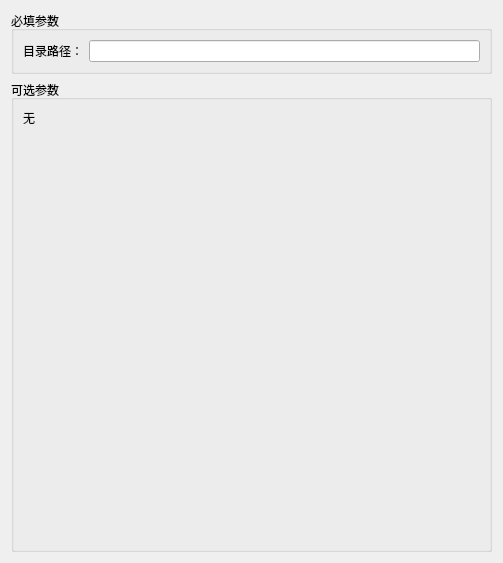
Above: src/EasyCmd/Commands/mkdir/MkDirCmdEditor.ui from doasyourself/EasyCmd before the change. Below: the same form after it.
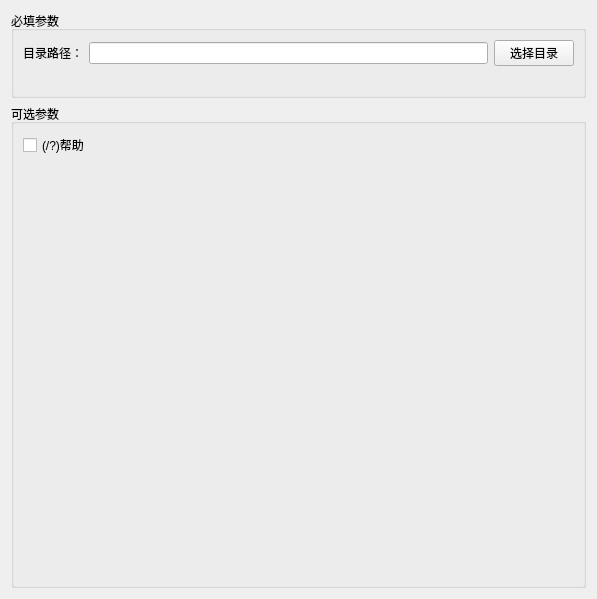
That is the form after the change.

```diff
--- a/src/EasyCmd/Commands/mkdir/MkDirCmdEditor.ui
+++ b/src/EasyCmd/Commands/mkdir/MkDirCmdEditor.ui
@@ -6,8 +6,8 @@
    <rect>
     <x>0</x>
     <y>0</y>
-    <width>503</width>
-    <height>563</height>
+    <width>597</width>
+    <height>599</height>
    </rect>
   </property>
   <property name="windowTitle">
@@ -22,6 +22,9 @@
      <layout class="QVBoxLayout" name="verticalLayout_2">
       <item>
        <layout class="QGridLayout" name="gridLayout">
+        <property name="bottomMargin">
+         <number>0</number>
+        </property>
         <item row="0" column="0">
          <widget class="QLabel" name="label">
           <property name="text">
@@ -34,8 +37,25 @@
           <item>
            <widget class="QLineEdit" name="lineEdit_arg_dirpath"/>
           </item>
+          <item>
+           <widget class="QPushButton" name="btn_chooseDirpath">
+            <property name="text">
+             <string>选择目录</string>
+            </property>
+           </widget>
+          </item>
          </layout>
         </item>
+        <item row="1" column="1">
+         <widget class="QLabel" name="label_warning">
+          <property name="styleSheet">
+           <string notr="true">color:red;</string>
+          </property>
+          <property name="text">
+           <string/>
+          </property>
+         </widget>
+        </item>
        </layout>
       </item>
      </layout>
@@ -50,9 +70,9 @@
       <item>
        <layout class="QGridLayout" name="gridLayout_2">
         <item row="0" column="0">
-         <widget class="QLabel" name="label_2">
+         <widget class="QCheckBox" name="chbox_help">
           <property name="text">
-           <string>无</string>
+           <string>(/?)帮助</string>
           </property>
          </widget>
         </item>
```
